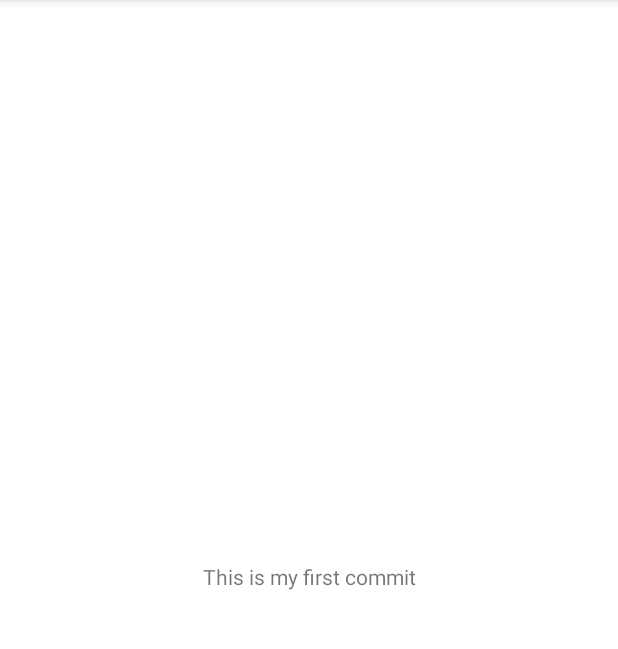
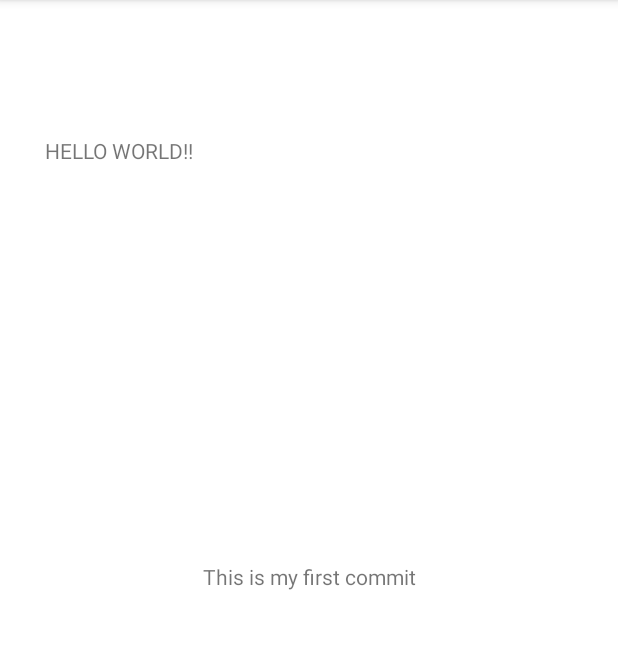
Before and after one commit to imwindzor/Mobile-App-Dev, an Android app: the screen it shows after launch (MainActivity), on a phone screen of 412 x 824 dp, the part 84-733 px from its top. Run offline under Robolectric (Android 15) with nearby library versions, the phone set to English and light mode, and no system bars.

Commit message:
Hello World Text

```diff
--- a/app/src/main/res/layout/activity_main.xml
+++ b/app/src/main/res/layout/activity_main.xml
@@ -7,6 +7,7 @@
     tools:context=".MainActivity">
 
     <TextView
+        android:id="@+id/textView2"
         android:layout_width="wrap_content"
         android:layout_height="wrap_content"
         android:text="This is my first commit"
@@ -15,4 +16,18 @@
         app:layout_constraintRight_toRightOf="parent"
         app:layout_constraintTop_toTopOf="parent" />
 
+    <TextView
+        android:id="@+id/textView"
+        android:layout_width="366dp"
+        android:layout_height="105dp"
+        android:layout_marginStart="29dp"
+        android:layout_marginTop="81dp"
+        android:layout_marginEnd="16dp"
+        android:layout_marginBottom="170dp"
+        android:text="HELLO WORLD!!"
+        app:layout_constraintBottom_toTopOf="@+id/textView2"
+        app:layout_constraintEnd_toEndOf="parent"
+        app:layout_constraintStart_toStartOf="parent"
+        app:layout_constraintTop_toTopOf="parent" />
+
 </androidx.constraintlayout.widget.ConstraintLayout>
```
